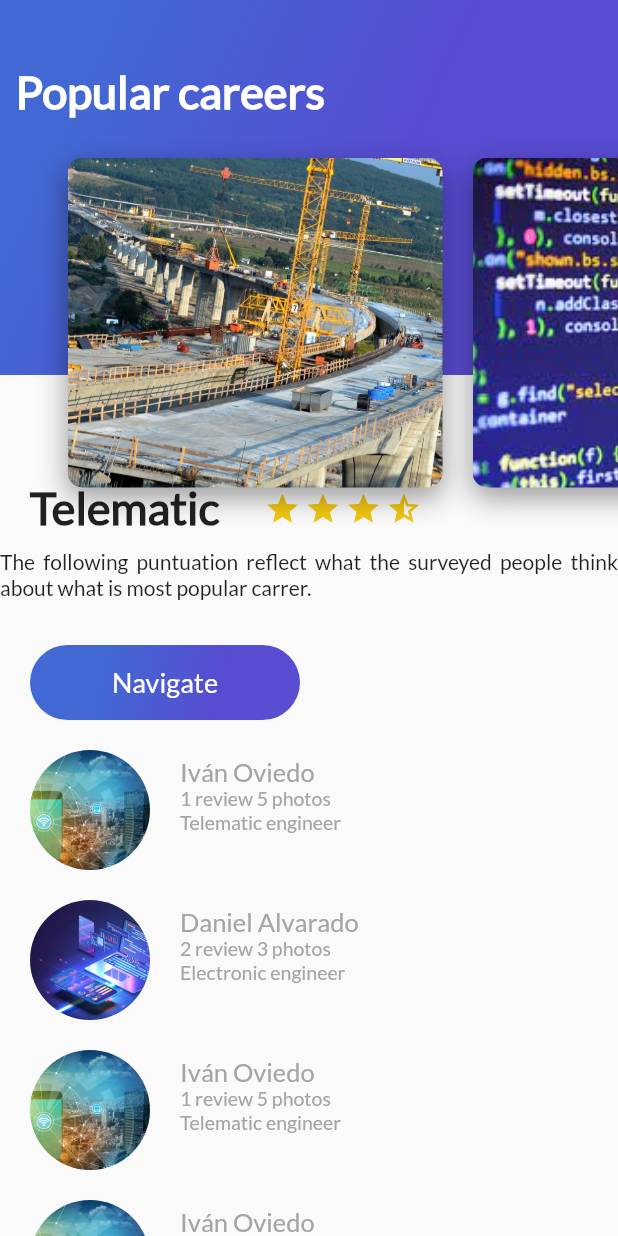
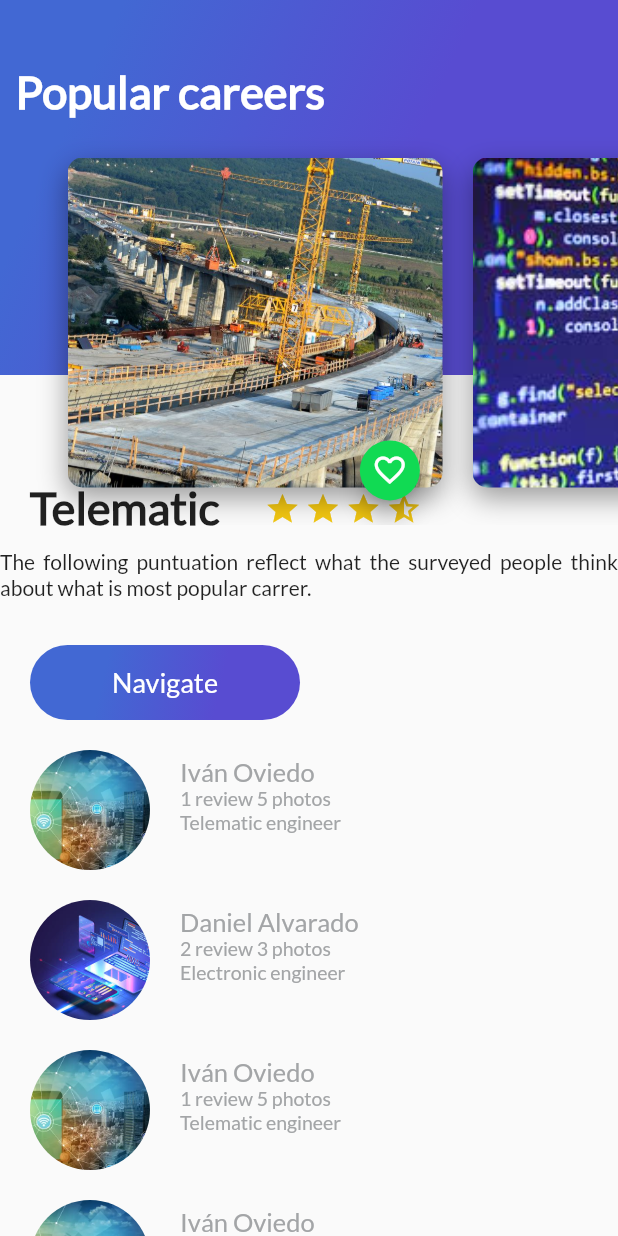
Before and after one commit to ioviedodev/trip_app, a Flutter app: the screen it shows after launch, on a phone screen of 412 x 824 dp. Run offline on Flutter 3.47's test engine with Material 2 defaults, Android fonts, the phone set to English and light mode, and no system bars.

Commit message:
Adding fav floating button

```diff
--- a/lib/card_image.dart
+++ b/lib/card_image.dart
@@ -1,5 +1,6 @@
 import 'package:flutter/material.dart';
-
+import 'package:trip_app/floating_action_button.dart';
+import 'floating_action_button.dart';
 
 class CardImage extends StatelessWidget{
 
@@ -33,6 +34,13 @@ class CardImage extends StatelessWidget{
         ]
       ),
     );
-    return card;
+    //return card;
+    return Stack(
+      alignment: const Alignment(0.9,1.1),
+      children: <Widget>[
+        card,
+        const FloatingActionButtonCustomize()
+      ],
+    );
   }
 }
--- /dev/null
+++ b/lib/floating_action_button.dart
@@ -0,0 +1,31 @@
+import 'package:flutter/material.dart';
+
+
+class FloatingActionButtonCustomize extends StatefulWidget{
+  const FloatingActionButtonCustomize({super.key});
+
+  @override
+  State<StatefulWidget> createState() {
+    // TODO: implement createState
+    return _FloatingActionButtonCustomize();
+  }
+}
+
+class _FloatingActionButtonCustomize extends State<FloatingActionButtonCustomize>{
+  String snackBarText = "Adding to favourite";
+  void onPressedFav(){
+    ScaffoldMessenger.of(context).showSnackBar( SnackBar(content: Text(snackBarText)));
+}
+
+  @override
+  Widget build(BuildContext context) {
+    // TODO: implement build
+    return FloatingActionButton(
+      backgroundColor: const Color(0XFF11DA53),
+      mini: true,
+      tooltip: "Fav",
+      onPressed: onPressedFav,
+      child: Icon(Icons.favorite_border),
+    );
+  }
+}
```
